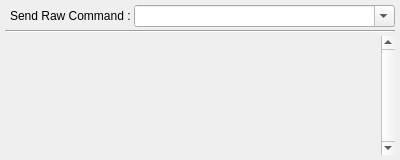
Qt form v2/branches/dev/plugins/base/MessageBox/src/ui/UIOutput.ui (testmana2/mks) before a commit.
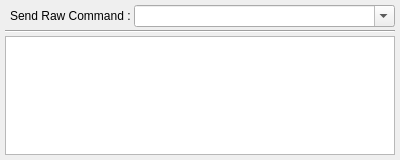
The same form after that commit. Icons and pictures are not drawn. Custom widgets are drawn as their Qt base class.

```diff
--- a/v2/branches/dev/plugins/base/MessageBox/src/ui/UIOutput.ui
+++ b/v2/branches/dev/plugins/base/MessageBox/src/ui/UIOutput.ui
@@ -53,52 +53,6 @@
     </item>
     <item row="2" column="0" colspan="2">
      <widget class="QPlainTextEdit" name="tbOutput">
-      <property name="palette">
-       <palette>
-        <active>
-         <colorrole role="Base">
-          <brush brushstyle="SolidPattern">
-           <color alpha="0">
-            <red>255</red>
-            <green>255</green>
-            <blue>255</blue>
-           </color>
-          </brush>
-         </colorrole>
-        </active>
-        <inactive>
-         <colorrole role="Base">
-          <brush brushstyle="SolidPattern">
-           <color alpha="0">
-            <red>255</red>
-            <green>255</green>
-            <blue>255</blue>
-           </color>
-          </brush>
-         </colorrole>
-        </inactive>
-        <disabled>
-         <colorrole role="Base">
-          <brush brushstyle="SolidPattern">
-           <color alpha="255">
-            <red>212</red>
-            <green>208</green>
-            <blue>200</blue>
-           </color>
-          </brush>
-         </colorrole>
-        </disabled>
-       </palette>
-      </property>
-      <property name="frameShape">
-       <enum>QFrame::NoFrame</enum>
-      </property>
-      <property name="frameShadow">
-       <enum>QFrame::Plain</enum>
-      </property>
-      <property name="verticalScrollBarPolicy">
-       <enum>Qt::ScrollBarAlwaysOn</enum>
-      </property>
       <property name="undoRedoEnabled">
        <bool>false</bool>
       </property>
```
Left out of the diff: 2 changed lines with no effect on the pictures.
